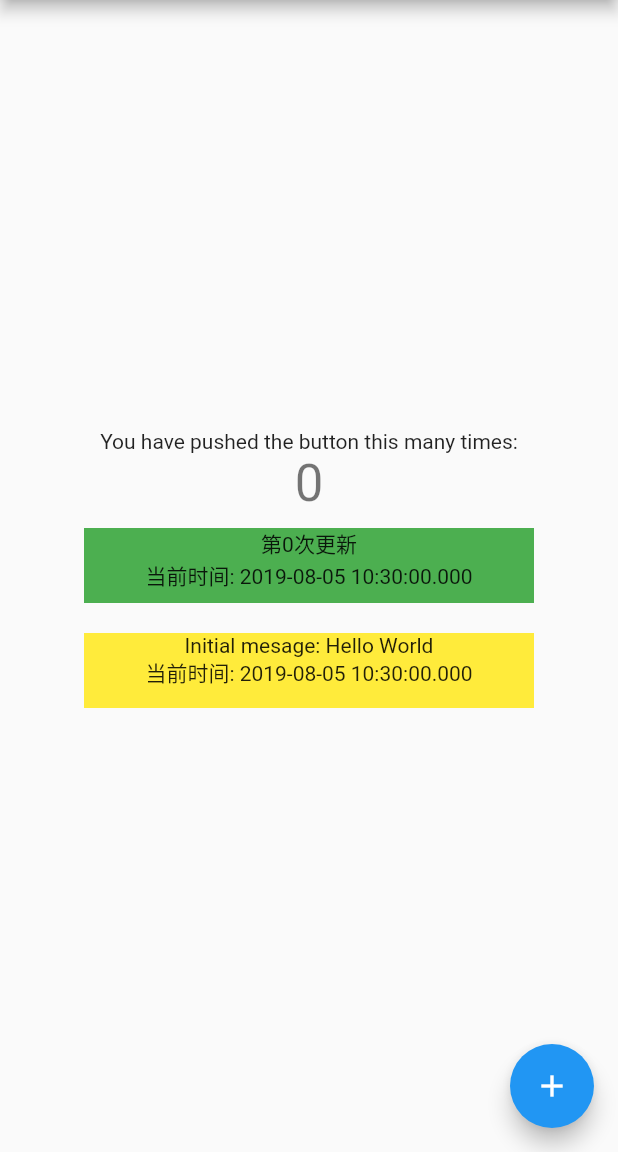
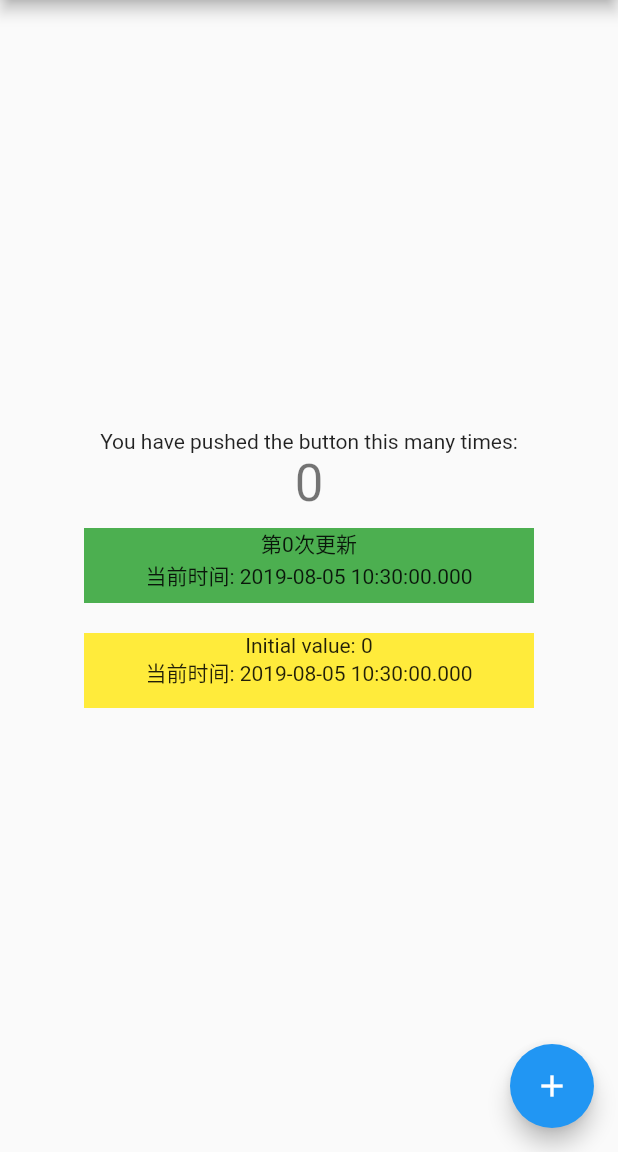
Before and after one commit to HOLDfoot/FlutterStateSample, a Flutter app: the screen it shows after launch, on a phone screen of 412 x 824 dp, the part 84-1236 px from its top. Run offline on Flutter 3.47's test engine with Material 2 defaults, Android fonts, the phone set to English and light mode, and no system bars.

Commit message:
整理局部更新注释

```diff
--- a/lib/main.dart
+++ b/lib/main.dart
@@ -1,5 +1,5 @@
 import 'package:flutter/material.dart';
-import 'package:package_info/package_info.dart';
+//import 'package:package_info/package_info.dart';
 
 void main() => runApp(MyApp());
 
@@ -46,7 +46,7 @@ class MyHomePage extends StatefulWidget {
 
 class _MyHomePageState extends State<MyHomePage> {
   int _counter = 0;
-  ValueNotifierData valueNotifierData = ValueNotifierData('Hello World');
+  ValueNotifierData valueNotifierData = ValueNotifierData("0");
 
   void _incrementCounter() {
     _counter++;
@@ -54,9 +54,10 @@ class _MyHomePageState extends State<MyHomePage> {
     /// 通过key获取state调用方法更新
     _globalKey.currentState.updateValue(_counter);
 
-    /// 通过
+    /// 通过ValueNotifierData更新
     valueNotifierData.value = _counter.toString();
 
+    /// 调用setState更新根Widget
     setState(() {
       // This call to setState tells the Flutter framework that something has
       // changed in this State, which causes it to rerun the build method below
@@ -202,7 +203,7 @@ class InnerWidgetState extends State<InnerWidget> {
   initState() {
     super.initState();
     widget.data.addListener(_handleValueChanged);
-    info = 'Initial mesage: ' + widget.data.value;
+    info = 'Initial value: ' + widget.data.value;
   }
 
   @override
@@ -214,7 +215,7 @@ class InnerWidgetState extends State<InnerWidget> {
   void _handleValueChanged() {
     print("_handleValueChanged");
     setState(() {
-      info = 'Message changed to: ' + widget.data.value;
+      info = 'Value changed to: ' + widget.data.value;
     });
   }
 
```
